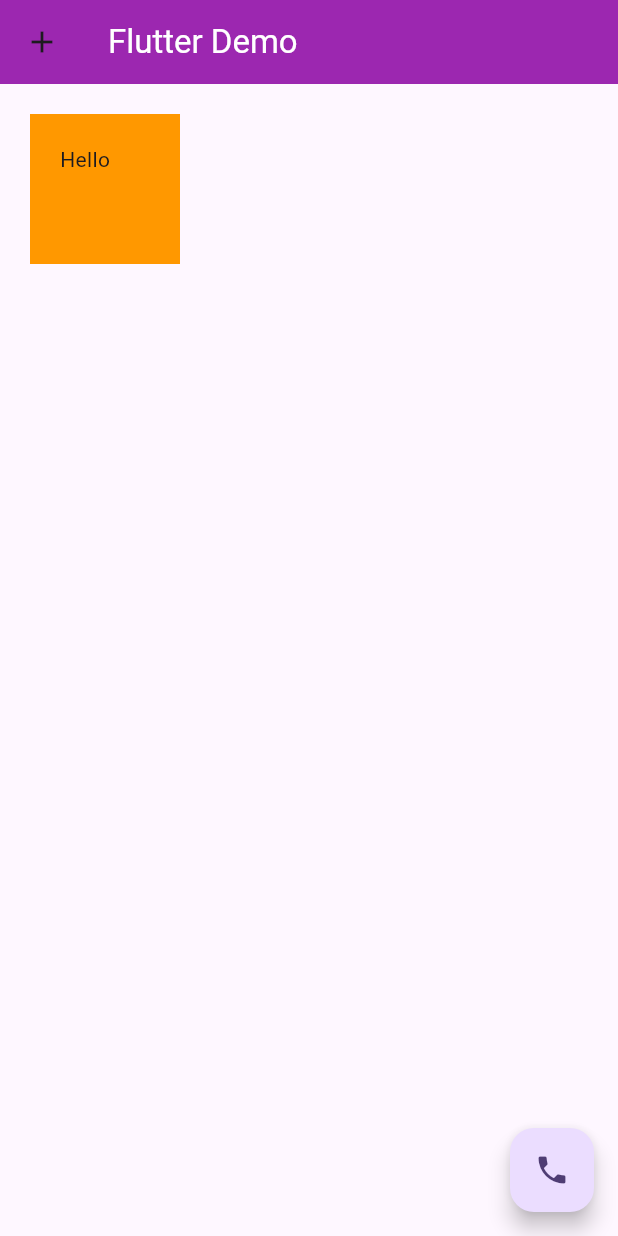
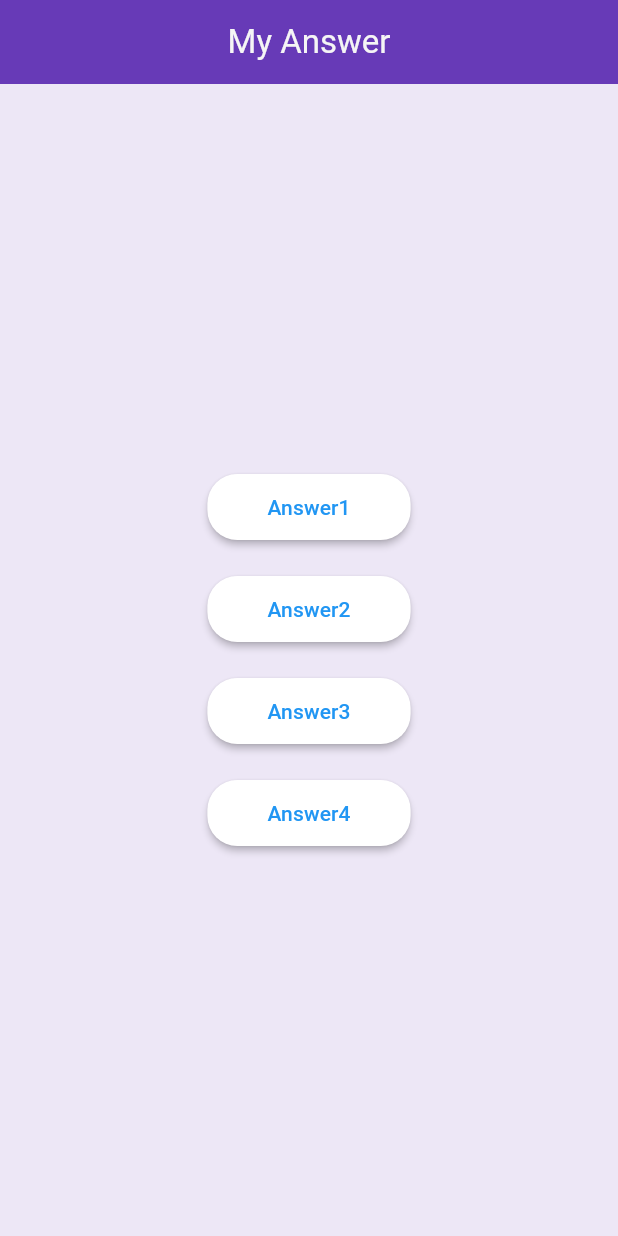
Before and after one commit to rtcteen/mytestapp, a Flutter app: the screen it shows after launch, on a phone screen of 412 x 824 dp. Run offline on Flutter 3.47's test engine with Material 3 defaults, Android fonts, the phone set to English and light mode, and no system bars.

Commit message:
Create Container

```diff
--- a/lib/main.dart
+++ b/lib/main.dart
@@ -1,4 +1,9 @@
 import 'package:flutter/material.dart';
+import 'package:mytestapp/page_answer/answer1.dart';
+import 'package:mytestapp/page_answer/answer2.dart';
+import 'package:mytestapp/page_answer/answer3.dart';
+import 'package:mytestapp/page_answer/answer4.dart';
+import 'package:mytestapp/page_answer/answer_portal.dart';
 
 void main() {
   runApp(const MyApp());
@@ -17,68 +22,24 @@ class MyApp extends StatelessWidget {
         colorScheme: ColorScheme.fromSeed(seedColor: Colors.deepPurple),
         useMaterial3: true,
       ),
-      home: Scaffold(
-        appBar: AppBar(
-          title: const Text(
-            'Flutter Demo',
-            style: TextStyle(color: Colors.white),
-          ),
-          leading: const Icon(Icons.add),
-          backgroundColor: Colors.purple,
-        ),
-        body: Container(
-          height: 100,
-          width: 100,
-          color: Colors.orange,
-          padding: const EdgeInsets.all(20),
-          margin: const EdgeInsets.all(20),
-          child: const Text('Hello')
-        ),
-
-        floatingActionButton: FloatingActionButton(
-          onPressed: () {
-            print("Hello");
-          },
-          child: const Icon(Icons.phone),
-        ),
-    ));
+      home: const AnswerPortal());
   }
 }
 
+class GreetingWidget extends StatelessWidget {
+  final String name;
+  const GreetingWidget({super.key, required this.name});
 
-/* Week 1
-
-class MyWidget extends StatelessWidget {
-  const MyWidget({super.key});
   @override
   Widget build(BuildContext context) {
     return Scaffold(
-        appBar: AppBar(
-            title: const Text("CPSU Project",
-                style: TextStyle(
-                    color: Colors.white, fontSize: 28, letterSpacing: 2)),
-            backgroundColor: Colors.redAccent,
-            centerTitle: true),
-        backgroundColor: Colors.pink,
-        body: Row(mainAxisAlignment: MainAxisAlignment.spaceEvenly, children: [
-          Container(
-              padding: const EdgeInsets.all(15),
-              color: Colors.blueAccent,
-              child: const Text("Hello World1")),
-          Container(
-              padding: const EdgeInsets.all(15),
-              color: Colors.blueAccent,
-              child: const Text("Hello World2")),
-          Container(
-              padding: const EdgeInsets.all(15),
-              color: Colors.blueAccent,
-              child: const Text("Hello World3")),
-        ]));
+      appBar: AppBar(
+        title: const Text('Demo APP'),
+        backgroundColor: Colors.orange,
+      ),
+      body: Center(child: Text('Hello, $name'),),);
   }
 }
-
-*/
-
 
 class MyHomePage extends StatefulWidget {
   const MyHomePage({super.key, required this.title});
--- /dev/null
+++ b/lib/page_answer/answer_portal.dart
@@ -0,0 +1,63 @@
+import 'package:flutter/material.dart';
+import 'package:mytestapp/page_answer/answer1.dart';
+import 'package:mytestapp/page_answer/answer2.dart';
+import 'package:mytestapp/page_answer/answer3.dart';
+import 'package:mytestapp/page_answer/answer4.dart';
+
+class AnswerPortal extends StatelessWidget {
+  const AnswerPortal({super.key});
+
+  @override
+  Widget build(BuildContext context) {
+    return Scaffold(
+      appBar: AppBar(
+        title: const Center(
+          child: Text("My Answer",
+            style: TextStyle(color: Color.fromARGB(255, 245, 245, 245),),
+          ),
+        ),
+        backgroundColor: Colors.deepPurple,
+      ),
+      body: Container(
+        color: Colors.deepPurple[50],
+        child: Center(
+          child: Column(
+            mainAxisSize: MainAxisSize.min,
+            children: [
+              buildAnswerButton(context, 'Answer1', const Answer1()),
+              const SizedBox(height: 20),
+              buildAnswerButton(context, 'Answer2', const Answer2()),
+              const SizedBox(height: 20),
+              buildAnswerButton(context, 'Answer3', const Answer3()),
+              const SizedBox(height: 20),
+              buildAnswerButton(context, 'Answer4', const Answer4()),
+            ],
+          ),
+        ),
+      ),
+    );
+  }
+
+  Widget buildAnswerButton(BuildContext context, String label, Widget page) {
+    return ElevatedButton(
+      onPressed: () {
+        Navigator.push(
+          context,
+          MaterialPageRoute(
+            builder: (context) => page,
+          ),
+        );
+      },
+      style: ElevatedButton.styleFrom(
+        shape: RoundedRectangleBorder(
+          borderRadius: BorderRadius.circular(20),
+        ),
+        backgroundColor: Colors.white,
+        foregroundColor: Colors.blue,
+        elevation: 2,
+        padding: const EdgeInsets.symmetric(horizontal: 40, vertical: 12),
+      ),
+      child: Text(label),
+    );
+  }
+}
```
Also changed, not shown: lib/my_stateful_widget.dart (added, +57 -0 lines), lib/page_answer/answer1.dart (added, +70 -0 lines), lib/page_answer/answer2.dart (added, +67 -0 lines), lib/page_answer/answer3.dart (added, +105 -0 lines), lib/page_answer/answer4.dart (added, +131 -0 lines), pubspec.lock.
